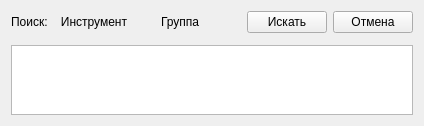
Above: search.ui from mcstarioni/OBOSSANIY-CURSACH before the change. Below: the same form after it.
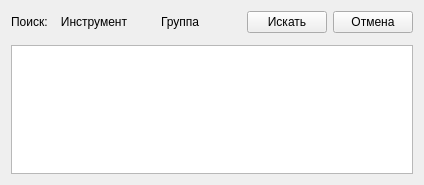
That is the form after the change.

```diff
--- a/search.ui
+++ b/search.ui
@@ -7,7 +7,7 @@
     <x>0</x>
     <y>0</y>
     <width>424</width>
-    <height>97</height>
+    <height>185</height>
    </rect>
   </property>
   <property name="windowTitle">
@@ -86,14 +86,7 @@
     </layout>
    </item>
    <item>
-    <widget class="QListView" name="listView">
-     <property name="selectionMode">
-      <enum>QAbstractItemView::NoSelection</enum>
-     </property>
-     <property name="isWrapping" stdset="0">
-      <bool>false</bool>
-     </property>
-    </widget>
+    <widget class="QListWidget" name="listWidget"/>
    </item>
    <item>
     <spacer name="verticalSpacer">
```
Left out of the diff: 6 changed lines with no effect on the pictures.
